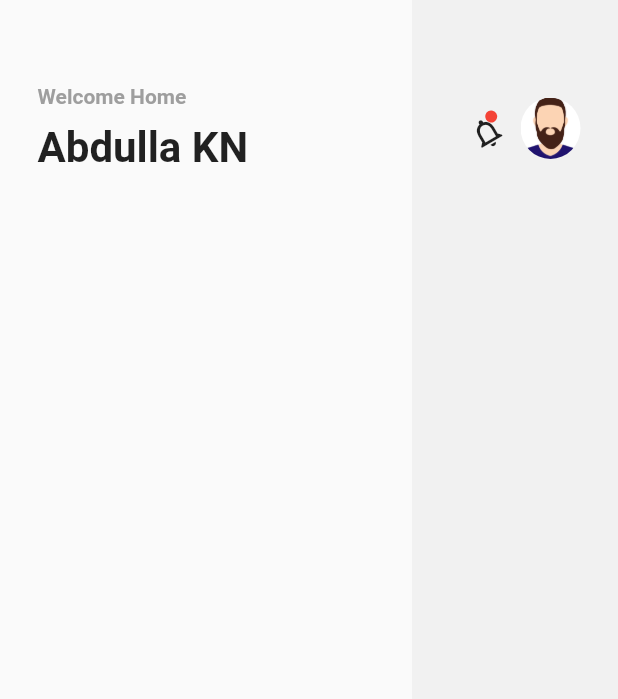
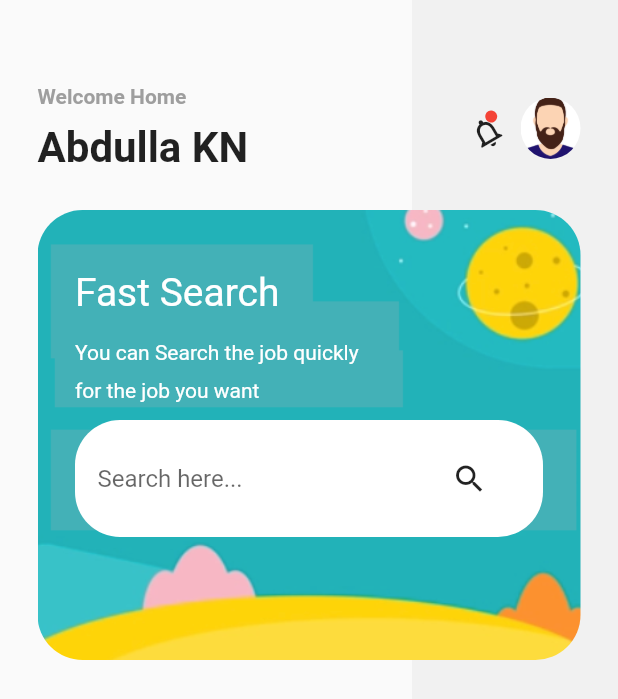
Before and after one commit to abdullakn/job_finder_ui_flutter, a Flutter app: the screen it shows after launch, on a phone screen of 412 x 824 dp. Shown: the top 699 px of the screen. Run offline on Flutter 3.47's test engine with Material 2 defaults, Android fonts, the phone set to English and light mode, and no system bars.

Commit message:
search card completed

```diff
--- a/lib/screens/home/home.dart
+++ b/lib/screens/home/home.dart
@@ -1,5 +1,6 @@
 import 'package:flutter/material.dart';
 import 'package:job_finder/screens/home/widgets/home_appbar.dart';
+import 'package:job_finder/screens/home/widgets/search_card.dart';
 
 class HomePage extends StatelessWidget {
   const HomePage({ Key? key }) : super(key: key);
@@ -18,7 +19,8 @@ class HomePage extends StatelessWidget {
           Column(
             crossAxisAlignment: CrossAxisAlignment.start,
             children: [
-              HomeAppBar()
+              HomeAppBar(),
+              SearchBox()
 
             ],
           )
--- a/lib/screens/home/widgets/search_card.dart
+++ b/lib/screens/home/widgets/search_card.dart
@@ -0,0 +1,60 @@
+import 'package:flutter/material.dart';
+
+class SearchBox extends StatelessWidget {
+  const SearchBox({Key? key}) : super(key: key);
+
+  @override
+  Widget build(BuildContext context) {
+    return Container(
+      margin: EdgeInsets.all(25),
+      padding: EdgeInsets.symmetric(horizontal: 25, vertical: 40),
+      width: double.maxFinite,
+      height: 300,
+      decoration: BoxDecoration(
+          borderRadius: BorderRadius.circular(30),
+          image: DecorationImage(
+              image: AssetImage(
+                "assets/images/search_bg.png",
+              ),
+              fit: BoxFit.cover)),
+      child: Column(
+        crossAxisAlignment: CrossAxisAlignment.start,
+        children: [
+          Text(
+            'Fast Search',
+            style: TextStyle(color: Colors.white, fontSize: 26),
+          ),
+          SizedBox(
+            height: 10,
+          ),
+          Text(
+            "You can Search the job quickly\nfor the job you want",
+            style: TextStyle(
+                height: 1.8, color: Colors.white, fontWeight: FontWeight.w400),
+          ),
+          SizedBox(
+            height: 10,
+          ),
+          Container(
+              padding: EdgeInsets.all(15),
+              decoration: BoxDecoration(
+                  borderRadius: BorderRadius.circular(30), color: Colors.white),
+              child: Stack(
+                children: [
+                  TextFormField(
+
+                    decoration: InputDecoration(
+                      contentPadding: EdgeInsets.symmetric(vertical: 0),
+                        border: InputBorder.none, hintText: "Search here..."),
+                  ),
+                  Positioned(
+                    right: 10,
+                      child: IconButton(
+                          onPressed: () {}, icon: Icon(Icons.search)))
+                ],
+              ))
+        ],
+      ),
+    );
+  }
+}
```
Also changed, not shown: assets/images/search_bg.png (added).
